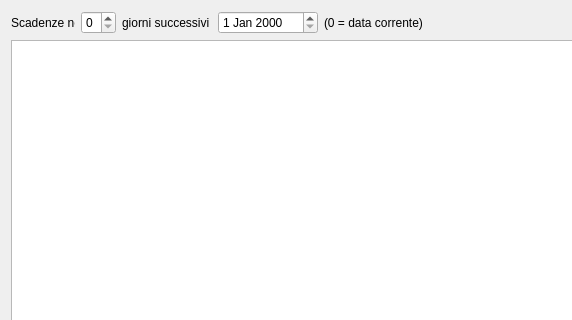
First picture: the form in hexpirations.ui, repository fblabs/hamlet-mod-sancon, before the edit; both pictures show x 0 to 572 and y 0 to 320 of the 768 by 628 pixel window.
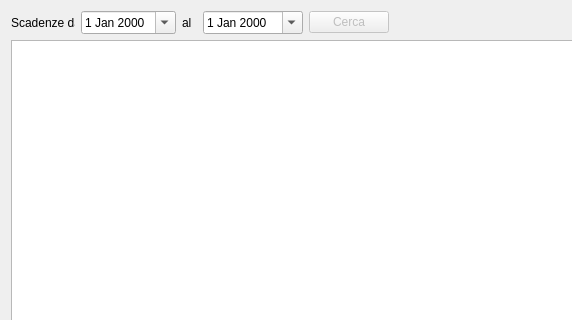
Second picture: the form after the edit. Icons and pictures are not drawn.

Patch:
```diff
--- a/hexpirations.ui
+++ b/hexpirations.ui
@@ -29,26 +29,14 @@
         </size>
        </property>
        <property name="text">
-        <string>Scadenze nei</string>
+        <string>Scadenze dal</string>
        </property>
       </widget>
      </item>
      <item>
-      <widget class="QSpinBox" name="sbDays">
-       <property name="maximumSize">
-        <size>
-         <width>35</width>
-         <height>16777215</height>
-        </size>
-       </property>
-       <property name="minimum">
-        <number>0</number>
-       </property>
-       <property name="maximum">
-        <number>31</number>
-       </property>
-       <property name="value">
-        <number>0</number>
+      <widget class="QDateEdit" name="deFrom">
+       <property name="calendarPopup">
+        <bool>true</bool>
        </property>
       </widget>
      </item>
@@ -56,18 +44,18 @@
       <widget class="QLabel" name="label_2">
        <property name="minimumSize">
         <size>
-         <width>90</width>
+         <width>15</width>
          <height>0</height>
         </size>
        </property>
        <property name="maximumSize">
         <size>
-         <width>90</width>
+         <width>20</width>
          <height>16777215</height>
         </size>
        </property>
        <property name="text">
-        <string>giorni successivi al</string>
+        <string>al</string>
        </property>
       </widget>
      </item>
@@ -85,12 +73,18 @@
          <height>16777215</height>
         </size>
        </property>
+       <property name="calendarPopup">
+        <bool>true</bool>
+       </property>
       </widget>
      </item>
      <item>
-      <widget class="QLabel" name="label_3">
+      <widget class="QPushButton" name="pushButton_3">
+       <property name="enabled">
+        <bool>false</bool>
+       </property>
        <property name="text">
-        <string>(0 = data corrente)</string>
+        <string>Cerca</string>
        </property>
       </widget>
      </item>
```
Left out of the diff: 6 changed lines with no effect on the pictures.
